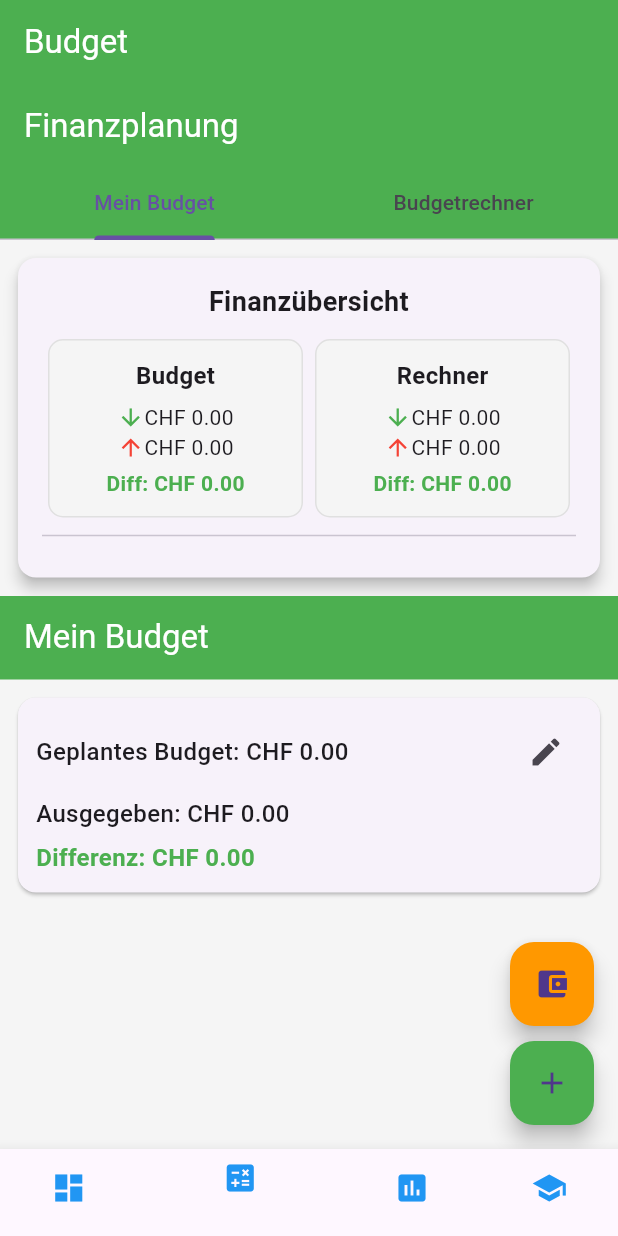
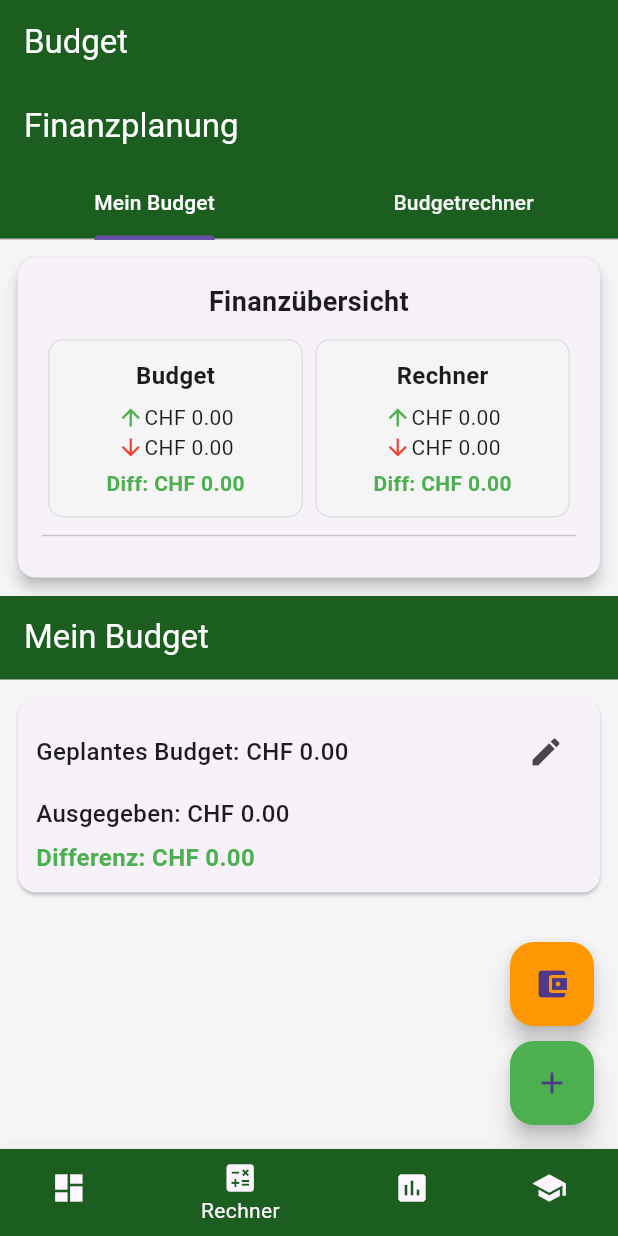
Before and after one commit to LinuxKaliUser/ssf_app, a Flutter app: the screen it shows after launch, item 2 of the bottom bar chosen, on a phone screen of 412 x 824 dp. Run offline on Flutter 3.47's test engine with Material 3 defaults, Android fonts, the phone set to English and light mode, and no system bars; our stand-ins replace fl_chart; missing offline and left inert: dart:html, excel.

Commit message:
Fixed some UI bugs

```diff
--- a/lib/app_theme.dart
+++ b/lib/app_theme.dart
@@ -2,11 +2,11 @@ import 'package:flutter/material.dart';
 
 class AppTheme {
   static ThemeData get lightTheme => ThemeData(
-        primarySwatch: Colors.green,
-        scaffoldBackgroundColor: Colors.grey[100],
-        appBarTheme: const AppBarTheme(
-          backgroundColor: Colors.green,
-          foregroundColor: Colors.white,
-        ),
-      );
+    primarySwatch: Colors.green,
+    scaffoldBackgroundColor: Colors.grey[100],
+    appBarTheme: AppBarTheme(
+      backgroundColor: Colors.green[900],
+      foregroundColor: Colors.white,
+    ),
+  );
 }
--- a/lib/main.dart
+++ b/lib/main.dart
@@ -50,23 +50,28 @@ class _FinanceAppState extends State<FinanceApp> {
         appBar: AppBar(title: Text(_titles[_selectedIndex])),
         body: _screens[_selectedIndex],
         bottomNavigationBar: BottomNavigationBar(
+          backgroundColor: AppTheme.lightTheme.appBarTheme.backgroundColor,
           currentIndex: _selectedIndex,
           onTap: _onItemTapped,
-          items: const [
+          items: [
             BottomNavigationBarItem(
-              icon: Icon(Icons.dashboard, color: Colors.blue),
+              backgroundColor: AppTheme.lightTheme.appBarTheme.backgroundColor,
+              icon: Icon(Icons.dashboard),
               label: "Übersicht",
             ),
             BottomNavigationBarItem(
-              icon: Icon(Icons.calculate, color: Colors.blue),
+              backgroundColor: AppTheme.lightTheme.appBarTheme.backgroundColor,
+              icon: Icon(Icons.calculate),
               label: "Rechner",
             ),
             BottomNavigationBarItem(
-              icon: Icon(Icons.assessment, color: Colors.blue),
+              backgroundColor: AppTheme.lightTheme.appBarTheme.backgroundColor,
+              icon: Icon(Icons.assessment),
               label: "Planung",
             ),
             BottomNavigationBarItem(
-              icon: Icon(Icons.school, color: Colors.blue),
+              backgroundColor: AppTheme.lightTheme.appBarTheme.backgroundColor,
+              icon: Icon(Icons.school),
               label: "E-Lernen",
             ),
           ],
--- a/lib/ui/budget_home.dart
+++ b/lib/ui/budget_home.dart
@@ -1,4 +1,5 @@
 import 'package:flutter/material.dart';
+import 'package:ssf_app/app_theme.dart';
 import 'budget_calculator_screen.dart';
 import 'budget_screen.dart';
 
@@ -45,6 +46,8 @@ class _BudgetHomeState extends State<BudgetHome>
       appBar: AppBar(
         title: const Text("Finanzplanung"),
         bottom: TabBar(
+          labelColor: AppTheme.lightTheme.appBarTheme.foregroundColor,
+          unselectedLabelColor: AppTheme.lightTheme.scaffoldBackgroundColor,
           controller: _tabController,
           tabs: const [
             Tab(text: "Mein Budget"),
@@ -132,14 +135,14 @@ Widget _buildSummaryCard({
           Row(
             mainAxisAlignment: MainAxisAlignment.center,
             children: [
-              const Icon(Icons.arrow_downward, color: Colors.green, size: 18),
+              const Icon(Icons.arrow_upward, color: Colors.green, size: 18),
               Text("CHF ${income.toStringAsFixed(2)}"),
             ],
           ),
           Row(
             mainAxisAlignment: MainAxisAlignment.center,
             children: [
-              const Icon(Icons.arrow_upward, color: Colors.red, size: 18),
+              const Icon(Icons.arrow_downward, color: Colors.red, size: 18),
               Text("CHF ${expenses.toStringAsFixed(2)}"),
             ],
           ),
```
